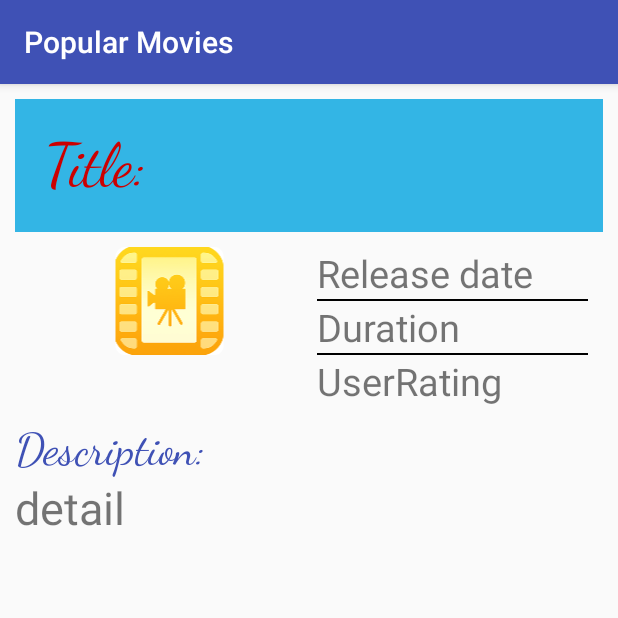
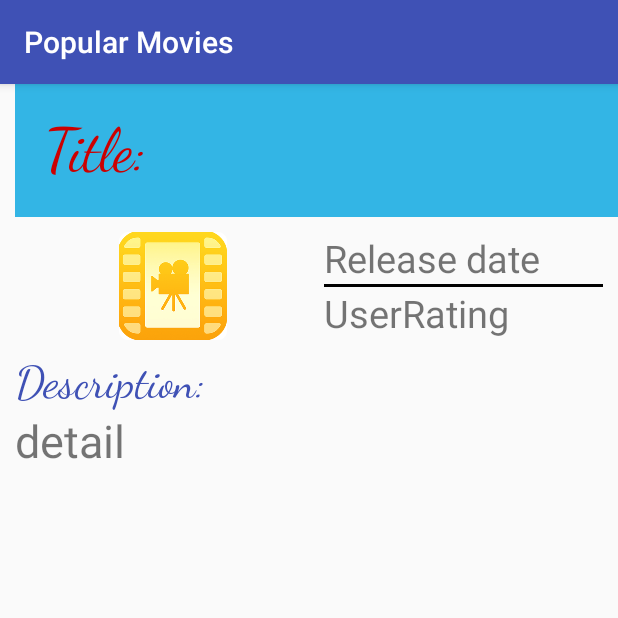
Before and after one commit to ambarara123/Popular_Movies, an Android app: the MovieActivity screen opened directly, with no data from a screen before it, on a phone screen of 412 x 824 dp, the top half of it. Run offline under Robolectric (Android 15) with nearby library versions, the light colour scheme and no system bars; our stand-ins replace Picasso; pictures from the network do not load; 5 statements that could not run were skipped.

Commit message:
Stage 1 Completed!

```diff
--- a/app/src/main/java/com/example/popularmovies/MovieActivity.java
+++ b/app/src/main/java/com/example/popularmovies/MovieActivity.java
@@ -1,6 +1,6 @@
 package com.example.popularmovies;
 
-import android.content.Context;
+
 import android.content.Intent;
 import android.net.ConnectivityManager;
 import android.net.NetworkInfo;
@@ -12,16 +12,14 @@ import android.widget.Toast;
 
 import com.squareup.picasso.Picasso;
 
-import java.util.ArrayList;
 
 public class MovieActivity extends AppCompatActivity {
+
     TextView movieTitle;
     TextView movieDescription;
     TextView movieRating;
     TextView movieReleaseDate;
-    TextView movieDuration;
     ImageView moviePoster;
-
 
 
     @Override
@@ -32,17 +30,16 @@ public class MovieActivity extends AppCompatActivity {
         movieDescription = (TextView) findViewById(R.id.txtDescription);
         movieRating = (TextView) findViewById(R.id.txtUserRating);
         movieReleaseDate = (TextView) findViewById(R.id.txtReleaseDate);
-        movieDuration = (TextView) findViewById(R.id.txtDuration);
         moviePoster = (ImageView) findViewById(R.id.detailImageView);
 
-
+        //getting intent and clicked position
         Intent intent = getIntent();
         int position = intent.getIntExtra("position", 0);
         movieTitle.setText(MainActivity.moviesList.get(position).originalTitle);
         movieDescription.setText(MainActivity.moviesList.get(position).overview);
-        movieRating.setText(MainActivity.moviesList.get(position).voteAverage + "/10");
+        movieRating.setText(MainActivity.moviesList.get(position).voteAverage + getString(R.string.fullVote));
         movieReleaseDate.setText(MainActivity.moviesList.get(position).releaseDate);
-
+        //loading image from url
         Picasso.get().load(MainActivity.images.get(position)).into(moviePoster);
 
     }
--- a/app/src/main/res/layout/activity_movie.xml
+++ b/app/src/main/res/layout/activity_movie.xml
@@ -4,7 +4,7 @@
     android:layout_width="match_parent"
     android:layout_height="match_parent"
     android:orientation="vertical"
-    android:layout_margin="10dp"
+    android:layout_marginLeft="10dp"
     tools:context=".MovieActivity">
 
     <ScrollView
@@ -29,7 +29,7 @@
                     android:fontFamily="cursive"
                     android:text="@string/title"
                     android:textColor="@android:color/holo_red_dark"
-                    android:textSize="40dp" />
+                    android:textSize="40sp" />
 
             </FrameLayout>
 
@@ -58,23 +58,11 @@
                         android:layout_width="wrap_content"
                         android:layout_height="wrap_content"
                         android:text="@string/release_date"
-                        android:textSize="25dp" />
+                        android:textSize="25sp" />
 
                     <View
                         android:layout_width="match_parent"
-                        android:layout_height="1dp"
-                        android:background="@color/black" />
-
-                    <TextView
-                        android:id="@+id/txtDuration"
-                        android:layout_width="wrap_content"
-                        android:layout_height="wrap_content"
-                        android:text="@string/duration"
-                        android:textSize="25dp" />
-
-                    <View
-                        android:layout_width="match_parent"
-                        android:layout_height="1dp"
+                        android:layout_height="2dp"
                         android:background="@color/black" />
 
                     <TextView
@@ -82,7 +70,7 @@
                         android:layout_width="wrap_content"
                         android:layout_height="wrap_content"
                         android:text="@string/userrating"
-                        android:textSize="25dp" />
+                        android:textSize="25sp" />
                 </LinearLayout>
             </LinearLayout>
 
@@ -92,14 +80,14 @@
                 android:fontFamily="cursive"
                 android:text="@string/description"
                 android:textColor="@color/colorPrimary"
-                android:textSize="30dp" />
+                android:textSize="30sp" />
 
             <TextView
                 android:id="@+id/txtDescription"
                 android:layout_width="match_parent"
                 android:layout_height="wrap_content"
                 android:text="detail"
-                android:textSize="30dp" />
+                android:textSize="30sp" />
 
         </LinearLayout>
     </ScrollView>
--- a/app/src/main/res/values/strings.xml
+++ b/app/src/main/res/values/strings.xml
@@ -5,4 +5,5 @@
     <string name="release_date">Release date</string>
     <string name="title">Title:</string>
     <string name="description">Description:</string>
+    <string name="fullVote">/10</string>
 </resources>
```
Also changed, not shown: app/src/main/java/com/example/popularmovies/MainActivity.java (+46 -58 lines), app/src/main/java/com/example/popularmovies/Movie.java (+30 -58 lines), app/src/main/java/com/example/popularmovies/RecyclerAdapter.java (+2 -10 lines), app/src/main/java/com/example/popularmovies/utilities/APIStrings.java (deleted, +0 -20 lines), app/src/main/java/com/example/popularmovies/utilities/GetMovie.java (+22 -37 lines), app/src/main/java/com/example/popularmovies/utilities/UTILs.java (added, +17 -0 lines).
